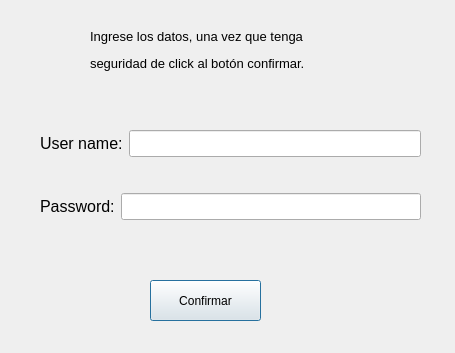
Qt form Juego/Mind_Overcharged/user.ui (camiloarteaga1/Proyecto_Final) before a commit.
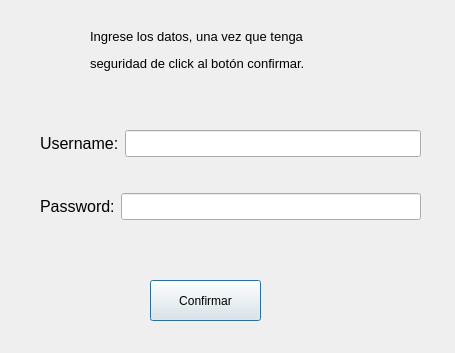
The same form after that commit.

What changed in the file:
```diff
--- a/Juego/Mind_Overcharged/user.ui
+++ b/Juego/Mind_Overcharged/user.ui
@@ -39,7 +39,7 @@
     <string>&lt;html&gt;&lt;head/&gt;&lt;body&gt;&lt;p&gt;&lt;span style=&quot; font-size:10pt;&quot;&gt;Ingrese los datos, una vez que tenga &lt;/span&gt;&lt;/p&gt;&lt;p&gt;&lt;span style=&quot; font-size:10pt;&quot;&gt;seguridad de click al botón confirmar.&lt;/span&gt;&lt;/p&gt;&lt;/body&gt;&lt;/html&gt;</string>
    </property>
   </widget>
-  <widget class="QWidget" name="">
+  <widget class="QWidget" name="layoutWidget">
    <property name="geometry">
     <rect>
      <x>40</x>
@@ -60,7 +60,7 @@
          </font>
         </property>
         <property name="text">
-         <string>User name:</string>
+         <string>Username:</string>
         </property>
        </widget>
       </item>
```
